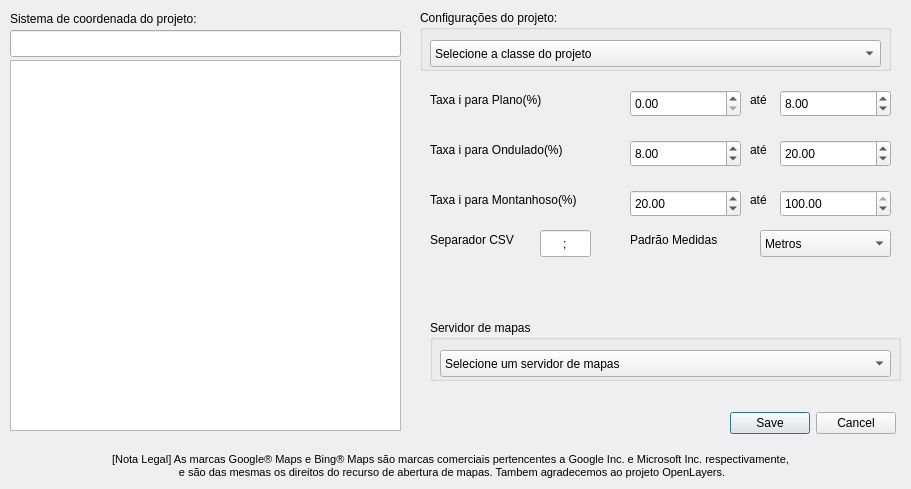
Qt form app/view/ui/Topo_dialog_conf.ui (matheusfillipe/Topografia) before a commit.
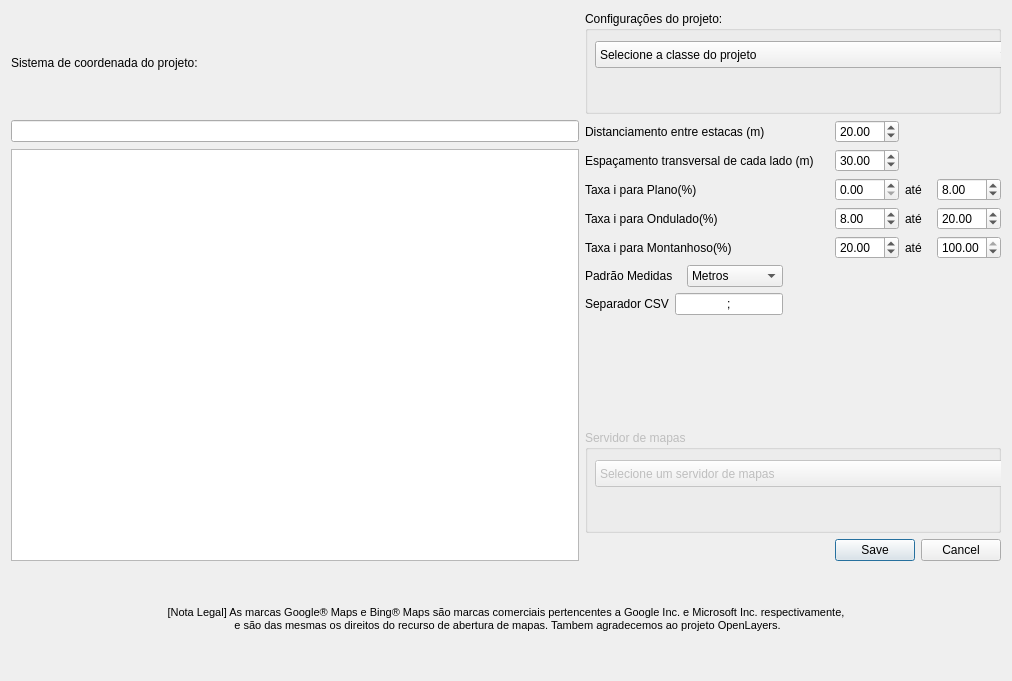
The same form after that commit.

```diff
--- a/app/view/ui/Topo_dialog_conf.ui
+++ b/app/view/ui/Topo_dialog_conf.ui
@@ -9,8 +9,8 @@
    <rect>
     <x>0</x>
     <y>0</y>
-    <width>911</width>
-    <height>489</height>
+    <width>1012</width>
+    <height>681</height>
    </rect>
   </property>
   <property name="sizePolicy">
@@ -19,6 +19,12 @@
     <verstretch>0</verstretch>
    </sizepolicy>
   </property>
+  <property name="minimumSize">
+   <size>
+    <width>820</width>
+    <height>680</height>
+   </size>
+  </property>
   <property name="windowTitle">
    <string>Topo</string>
   </property>
@@ -28,447 +34,455 @@
   <property name="sizeGripEnabled">
    <bool>false</bool>
   </property>
-  <widget class="QDialogButtonBox" name="button_box">
-   <property name="enabled">
-    <bool>true</bool>
-   </property>
-   <property name="geometry">
-    <rect>
-     <x>720</x>
-     <y>410</y>
-     <width>176</width>
-     <height>27</height>
-    </rect>
-   </property>
-   <property name="orientation">
-    <enum>Qt::Horizontal</enum>
-   </property>
-   <property name="standardButtons">
-    <set>QDialogButtonBox::Cancel|QDialogButtonBox::Save</set>
-   </property>
-  </widget>
-  <widget class="QLabel" name="label">
-   <property name="geometry">
-    <rect>
-     <x>10</x>
-     <y>10</y>
-     <width>251</width>
-     <height>17</height>
-    </rect>
-   </property>
-   <property name="text">
-    <string>Sistema de coordenada do projeto:</string>
-   </property>
-  </widget>
-  <widget class="QLineEdit" name="txtCRS">
-   <property name="geometry">
-    <rect>
-     <x>10</x>
-     <y>30</y>
-     <width>391</width>
-     <height>27</height>
-    </rect>
-   </property>
-  </widget>
-  <widget class="QTableWidget" name="tableCRS">
-   <property name="geometry">
-    <rect>
-     <x>10</x>
-     <y>60</y>
-     <width>391</width>
-     <height>371</height>
-    </rect>
-   </property>
-   <property name="editTriggers">
-    <set>QAbstractItemView::NoEditTriggers</set>
-   </property>
-   <property name="sortingEnabled">
-    <bool>true</bool>
-   </property>
-  </widget>
-  <widget class="QDoubleSpinBox" name="planoMin">
-   <property name="geometry">
-    <rect>
-     <x>630</x>
-     <y>90</y>
-     <width>111</width>
-     <height>27</height>
-    </rect>
-   </property>
-  </widget>
-  <widget class="QDoubleSpinBox" name="planoMax">
-   <property name="geometry">
-    <rect>
-     <x>780</x>
-     <y>90</y>
-     <width>111</width>
-     <height>27</height>
-    </rect>
-   </property>
-   <property name="value">
-    <double>8.000000000000000</double>
-   </property>
-  </widget>
-  <widget class="QDoubleSpinBox" name="onduladoMin">
-   <property name="geometry">
-    <rect>
-     <x>630</x>
-     <y>140</y>
-     <width>111</width>
-     <height>27</height>
-    </rect>
-   </property>
-   <property name="value">
-    <double>8.000000000000000</double>
-   </property>
-  </widget>
-  <widget class="QDoubleSpinBox" name="onduladoMax">
-   <property name="geometry">
-    <rect>
-     <x>780</x>
-     <y>140</y>
-     <width>111</width>
-     <height>27</height>
-    </rect>
-   </property>
-   <property name="value">
-    <double>20.000000000000000</double>
-   </property>
-  </widget>
-  <widget class="QDoubleSpinBox" name="montanhosoMin">
-   <property name="geometry">
-    <rect>
-     <x>630</x>
-     <y>190</y>
-     <width>111</width>
-     <height>27</height>
-    </rect>
-   </property>
-   <property name="value">
-    <double>20.000000000000000</double>
-   </property>
-  </widget>
-  <widget class="QDoubleSpinBox" name="montanhosoMax">
-   <property name="geometry">
-    <rect>
-     <x>780</x>
-     <y>190</y>
-     <width>111</width>
-     <height>27</height>
-    </rect>
-   </property>
-   <property name="maximum">
-    <double>100.000000000000000</double>
-   </property>
-   <property name="value">
-    <double>100.000000000000000</double>
-   </property>
-  </widget>
-  <widget class="QLabel" name="label_2">
-   <property name="geometry">
-    <rect>
-     <x>430</x>
-     <y>90</y>
-     <width>151</width>
-     <height>20</height>
-    </rect>
-   </property>
-   <property name="text">
-    <string>Taxa i para Plano(%)</string>
-   </property>
-  </widget>
-  <widget class="QLabel" name="label_3">
-   <property name="geometry">
-    <rect>
-     <x>430</x>
-     <y>140</y>
-     <width>171</width>
-     <height>20</height>
-    </rect>
-   </property>
-   <property name="text">
-    <string>Taxa i para Ondulado(%)</string>
-   </property>
-  </widget>
-  <widget class="QLabel" name="label_4">
-   <property name="geometry">
-    <rect>
-     <x>430</x>
-     <y>190</y>
-     <width>191</width>
-     <height>20</height>
-    </rect>
-   </property>
-   <property name="text">
-    <string>Taxa i para Montanhoso(%)</string>
-   </property>
-  </widget>
-  <widget class="QLabel" name="label_5">
-   <property name="geometry">
-    <rect>
-     <x>750</x>
-     <y>90</y>
-     <width>21</width>
-     <height>20</height>
-    </rect>
-   </property>
-   <property name="text">
-    <string>até</string>
-   </property>
-  </widget>
-  <widget class="QLabel" name="label_6">
-   <property name="geometry">
-    <rect>
-     <x>750</x>
-     <y>140</y>
-     <width>21</width>
-     <height>20</height>
-    </rect>
-   </property>
-   <property name="text">
-    <string>até</string>
-   </property>
-  </widget>
-  <widget class="QLabel" name="label_7">
-   <property name="geometry">
-    <rect>
-     <x>750</x>
-     <y>190</y>
-     <width>21</width>
-     <height>20</height>
-    </rect>
-   </property>
-   <property name="text">
-    <string>até</string>
-   </property>
-  </widget>
-  <widget class="QGroupBox" name="groupBox">
-   <property name="geometry">
-    <rect>
-     <x>420</x>
-     <y>10</y>
-     <width>471</width>
-     <height>61</height>
-    </rect>
-   </property>
-   <property name="title">
-    <string>Configurações do projeto:</string>
-   </property>
-   <widget class="QComboBox" name="comboClasse">
-    <property name="geometry">
-     <rect>
-      <x>10</x>
-      <y>30</y>
-      <width>451</width>
-      <height>27</height>
-     </rect>
-    </property>
-    <property name="acceptDrops">
-     <bool>false</bool>
-    </property>
-    <property name="editable">
-     <bool>false</bool>
-    </property>
-    <item>
-     <property name="text">
-      <string>Selecione a classe do projeto</string>
+  <layout class="QGridLayout" name="gridLayout">
+   <item row="10" column="3" colspan="3">
+    <widget class="QDialogButtonBox" name="button_box">
+     <property name="enabled">
+      <bool>true</bool>
      </property>
-    </item>
-    <item>
-     <property name="text">
-      <string>0 - Via Expressa, controle total de acesso</string>
+     <property name="orientation">
+      <enum>Qt::Horizontal</enum>
      </property>
-    </item>
-    <item>
-     <property name="text">
-      <string>1(A) - Pista dupla, controle parcial de acesso</string>
+     <property name="standardButtons">
+      <set>QDialogButtonBox::Cancel|QDialogButtonBox::Save</set>
      </property>
-    </item>
-    <item>
-     <property name="text">
-      <string>1 (B) - Pista simples, controle parcial de acesso</string>
+    </widget>
+   </item>
+   <item row="2" column="3">
+    <widget class="QDoubleSpinBox" name="transversal">
+     <property name="maximum">
+      <double>999.990000000000009</double>
      </property>
-    </item>
-    <item>
-     <property name="text">
-      <string>2 - Pista simples</string>
+     <property name="value">
+      <double>30.000000000000000</double>
      </property>
-    </item>
-    <item>
-     <property name="text">
-      <string>3 - Pista simples</string>
+    </widget>
+   </item>
+   <item row="5" column="5">
+    <widget class="QDoubleSpinBox" name="montanhosoMax">
+     <property name="maximum">
+      <double>100.000000000000000</double>
      </property>
-    </item>
-    <item>
-     <property name="text">
-      <string>4 (A) - Pista simples</string>
+     <property name="value">
+      <double>100.000000000000000</double>
      </property>
-    </item>
-    <item>
-     <property name="text">
-      <string>4 (B) - Pista simples</string>
+    </widget>
+   </item>
+   <item row="3" column="5">
+    <widget class="QDoubleSpinBox" name="planoMax">
+     <property name="value">
+      <double>8.000000000000000</double>
      </property>
-    </item>
-   </widget>
-  </widget>
-  <widget class="QGroupBox" name="groupBox_2">
-   <property name="geometry">
-    <rect>
-     <x>430</x>
-     <y>320</y>
-     <width>471</width>
-     <height>61</height>
-    </rect>
-   </property>
-   <property name="title">
-    <string>Servidor de mapas</string>
-   </property>
-   <widget class="QComboBox" name="comboMap">
-    <property name="geometry">
-     <rect>
-      <x>10</x>
-      <y>30</y>
-      <width>451</width>
-      <height>27</height>
-     </rect>
-    </property>
-    <property name="acceptDrops">
-     <bool>false</bool>
-    </property>
-    <property name="editable">
-     <bool>false</bool>
-    </property>
-    <item>
-     <property name="text">
-      <string>Selecione um servidor de mapas</string>
+    </widget>
+   </item>
+   <item row="11" column="0" colspan="6">
+    <widget class="QLabel" name="label_8">
+     <property name="font">
+      <font>
+       <pointsize>8</pointsize>
+      </font>
      </property>
-    </item>
-    <item>
      <property name="text">
-      <string>Google® Maps Satelite</string>
-     </property>
-    </item>
-    <item>
-     <property name="text">
-      <string>Google® Maps Street</string>
-     </property>
-    </item>
-    <item>
-     <property name="text">
-      <string>Bing® Maps Satelite</string>
-     </property>
-    </item>
-    <item>
-     <property name="text">
-      <string>Bing® Maps Street</string>
-     </property>
-    </item>
-   </widget>
-  </widget>
-  <widget class="QLabel" name="label_8">
-   <property name="geometry">
-    <rect>
-     <x>10</x>
-     <y>450</y>
-     <width>881</width>
-     <height>31</height>
-    </rect>
-   </property>
-   <property name="font">
-    <font>
-     <pointsize>8</pointsize>
-    </font>
-   </property>
-   <property name="text">
-    <string>[Nota Legal] As marcas Google® Maps e Bing® Maps são marcas comerciais pertencentes a Google Inc. e Microsoft Inc. respectivamente,
+      <string>[Nota Legal] As marcas Google® Maps e Bing® Maps são marcas comerciais pertencentes a Google Inc. e Microsoft Inc. respectivamente,
  e são das mesmas os direitos do recurso de abertura de mapas. Tambem agradecemos ao projeto OpenLayers.</string>
-   </property>
-   <property name="alignment">
-    <set>Qt::AlignCenter</set>
-   </property>
-   <property name="margin">
-    <number>0</number>
-   </property>
-   <property name="indent">
-    <number>-1</number>
-   </property>
-  </widget>
-  <widget class="QLineEdit" name="txtCSV">
-   <property name="geometry">
-    <rect>
-     <x>540</x>
-     <y>230</y>
-     <width>51</width>
-     <height>27</height>
-    </rect>
-   </property>
-   <property name="text">
-    <string>;</string>
-   </property>
-   <property name="maxLength">
-    <number>1</number>
-   </property>
-   <property name="alignment">
-    <set>Qt::AlignCenter</set>
-   </property>
-  </widget>
-  <widget class="QLabel" name="label_9">
-   <property name="geometry">
-    <rect>
-     <x>430</x>
-     <y>230</y>
-     <width>111</width>
-     <height>20</height>
-    </rect>
-   </property>
-   <property name="text">
-    <string>Separador CSV</string>
-   </property>
-  </widget>
-  <widget class="QLabel" name="label_10">
-   <property name="geometry">
-    <rect>
-     <x>630</x>
-     <y>230</y>
-     <width>111</width>
-     <height>20</height>
-    </rect>
-   </property>
-   <property name="text">
-    <string>Padrão Medidas</string>
-   </property>
-  </widget>
-  <widget class="QComboBox" name="comboUnits">
-   <property name="geometry">
-    <rect>
-     <x>760</x>
-     <y>230</y>
-     <width>131</width>
-     <height>27</height>
-    </rect>
-   </property>
-   <property name="acceptDrops">
-    <bool>false</bool>
-   </property>
-   <property name="editable">
-    <bool>false</bool>
-   </property>
-   <item>
-    <property name="text">
-     <string>Metros</string>
-    </property>
+     </property>
+     <property name="alignment">
+      <set>Qt::AlignCenter</set>
+     </property>
+     <property name="margin">
+      <number>0</number>
+     </property>
+     <property name="indent">
+      <number>-1</number>
+     </property>
+    </widget>
    </item>
-   <item>
-    <property name="text">
-     <string>Kilometros</string>
-    </property>
+   <item row="2" column="1">
+    <widget class="QLabel" name="label_12">
+     <property name="sizePolicy">
+      <sizepolicy hsizetype="Minimum" vsizetype="Preferred">
+       <horstretch>0</horstretch>
+       <verstretch>0</verstretch>
+      </sizepolicy>
+     </property>
+     <property name="text">
+      <string>Espaçamento transversal de cada lado (m)</string>
+     </property>
+    </widget>
    </item>
-   <item>
-    <property name="text">
-     <string>Milimetros</string>
-    </property>
+   <item row="0" column="0">
+    <widget class="QLabel" name="label">
+     <property name="sizePolicy">
+      <sizepolicy hsizetype="Expanding" vsizetype="Preferred">
+       <horstretch>0</horstretch>
+       <verstretch>0</verstretch>
+      </sizepolicy>
+     </property>
+     <property name="text">
+      <string>Sistema de coordenada do projeto:</string>
+     </property>
+    </widget>
    </item>
-  </widget>
+   <item row="1" column="0">
+    <widget class="QLineEdit" name="txtCRS"/>
+   </item>
+   <item row="4" column="5">
+    <widget class="QDoubleSpinBox" name="onduladoMax">
+     <property name="value">
+      <double>20.000000000000000</double>
+     </property>
+    </widget>
+   </item>
+   <item row="4" column="1" colspan="2">
+    <widget class="QLabel" name="label_3">
+     <property name="sizePolicy">
+      <sizepolicy hsizetype="Minimum" vsizetype="Preferred">
+       <horstretch>0</horstretch>
+       <verstretch>0</verstretch>
+      </sizepolicy>
+     </property>
+     <property name="text">
+      <string>Taxa i para Ondulado(%)</string>
+     </property>
+    </widget>
+   </item>
+   <item row="7" column="1">
+    <layout class="QHBoxLayout" name="horizontalLayout_2">
+     <item>
+      <widget class="QLabel" name="label_9">
+       <property name="sizePolicy">
+        <sizepolicy hsizetype="Minimum" vsizetype="Preferred">
+         <horstretch>0</horstretch>
+         <verstretch>0</verstretch>
+        </sizepolicy>
+       </property>
+       <property name="text">
+        <string>Separador CSV</string>
+       </property>
+      </widget>
+     </item>
+     <item>
+      <widget class="QLineEdit" name="txtCSV">
+       <property name="sizePolicy">
+        <sizepolicy hsizetype="Minimum" vsizetype="Fixed">
+         <horstretch>0</horstretch>
+         <verstretch>0</verstretch>
+        </sizepolicy>
+       </property>
+       <property name="text">
+        <string>;</string>
+       </property>
+       <property name="maxLength">
+        <number>1</number>
+       </property>
+       <property name="alignment">
+        <set>Qt::AlignCenter</set>
+       </property>
+      </widget>
+     </item>
+     <item>
+      <spacer name="horizontalSpacer">
+       <property name="orientation">
+        <enum>Qt::Horizontal</enum>
+       </property>
+       <property name="sizeType">
+        <enum>QSizePolicy::Minimum</enum>
+       </property>
+       <property name="sizeHint" stdset="0">
+        <size>
+         <width>40</width>
+         <height>20</height>
+        </size>
+       </property>
+      </spacer>
+     </item>
+    </layout>
+   </item>
+   <item row="4" column="3">
+    <widget class="QDoubleSpinBox" name="onduladoMin">
+     <property name="value">
+      <double>8.000000000000000</double>
+     </property>
+    </widget>
+   </item>
+   <item row="1" column="3">
+    <widget class="QDoubleSpinBox" name="estacas">
+     <property name="maximum">
+      <double>999.990000000000009</double>
+     </property>
+     <property name="value">
+      <double>20.000000000000000</double>
+     </property>
+    </widget>
+   </item>
+   <item row="5" column="1" colspan="2">
+    <widget class="QLabel" name="label_4">
+     <property name="sizePolicy">
+      <sizepolicy hsizetype="Minimum" vsizetype="Preferred">
+       <horstretch>0</horstretch>
+       <verstretch>0</verstretch>
+      </sizepolicy>
+     </property>
+     <property name="text">
+      <string>Taxa i para Montanhoso(%)</string>
+     </property>
+    </widget>
+   </item>
+   <item row="6" column="1">
+    <layout class="QHBoxLayout" name="horizontalLayout">
+     <item>
+      <widget class="QLabel" name="label_10">
+       <property name="text">
+        <string>Padrão Medidas</string>
+       </property>
+      </widget>
+     </item>
+     <item>
+      <widget class="QComboBox" name="comboUnits">
+       <property name="acceptDrops">
+        <bool>false</bool>
+       </property>
+       <property name="editable">
+        <bool>false</bool>
+       </property>
+       <item>
+        <property name="text">
+         <string>Metros</string>
+        </property>
+       </item>
+       <item>
+        <property name="text">
+         <string>Kilometros</string>
+        </property>
+       </item>
+       <item>
+        <property name="text">
+         <string>Milimetros</string>
+        </property>
+       </item>
+      </widget>
+     </item>
+     <item>
+      <spacer name="horizontalSpacer_2">
+       <property name="sizePolicy">
+        <sizepolicy hsizetype="Minimum" vsizetype="Minimum">
+         <horstretch>0</horstretch>
+         <verstretch>0</verstretch>
+        </sizepolicy>
+       </property>
+       <property name="orientation">
+        <enum>Qt::Horizontal</enum>
+       </property>
+       <property name="sizeType">
+        <enum>QSizePolicy::Minimum</enum>
+       </property>
+       <property name="sizeHint" stdset="0">
+        <size>
+         <width>40</width>
+         <height>20</height>
+        </size>
+       </property>
+      </spacer>
+     </item>
+    </layout>
+   </item>
+   <item row="4" column="4">
+    <widget class="QLabel" name="label_6">
+     <property name="text">
+      <string>até</string>
+     </property>
+    </widget>
+   </item>
+   <item row="3" column="4">
+    <widget class="QLabel" name="label_5">
+     <property name="text">
+      <string>até</string>
+     </property>
+    </widget>
+   </item>
+   <item row="1" column="1">
+    <widget class="QLabel" name="label_11">
+     <property name="sizePolicy">
+      <sizepolicy hsizetype="Minimum" vsizetype="Preferred">
+       <horstretch>0</horstretch>
+       <verstretch>0</verstretch>
+      </sizepolicy>
+     </property>
+     <property name="text">
+      <string>Distanciamento entre estacas (m)</string>
+     </property>
+    </widget>
+   </item>
+   <item row="2" column="0" rowspan="9">
+    <widget class="QTableWidget" name="tableCRS">
+     <property name="sizePolicy">
+      <sizepolicy hsizetype="Expanding" vsizetype="Expanding">
+       <horstretch>0</horstretch>
+       <verstretch>0</verstretch>
+      </sizepolicy>
+     </property>
+     <property name="editTriggers">
+      <set>QAbstractItemView::NoEditTriggers</set>
+     </property>
+     <property name="sortingEnabled">
+      <bool>true</bool>
+     </property>
+     <property name="rowCount">
+      <number>0</number>
+     </property>
+    </widget>
+   </item>
+   <item row="3" column="1" colspan="2">
+    <widget class="QLabel" name="label_2">
+     <property name="enabled">
+      <bool>true</bool>
+     </property>
+     <property name="sizePolicy">
+      <sizepolicy hsizetype="Minimum" vsizetype="Preferred">
+       <horstretch>0</horstretch>
+       <verstretch>0</verstretch>
+      </sizepolicy>
+     </property>
+     <property name="text">
+      <string>Taxa i para Plano(%)</string>
+     </property>
+    </widget>
+   </item>
+   <item row="5" column="4">
+    <widget class="QLabel" name="label_7">
+     <property name="text">
+      <string>até</string>
+     </property>
+    </widget>
+   </item>
+   <item row="9" column="1" colspan="5">
+    <widget class="QGroupBox" name="groupBox_2">
+     <property name="enabled">
+      <bool>false</bool>
+     </property>
+     <property name="title">
+      <string>Servidor de mapas</string>
+     </property>
+     <widget class="QComboBox" name="comboMap">
+      <property name="enabled">
+       <bool>false</bool>
+      </property>
+      <property name="geometry">
+       <rect>
+        <x>10</x>
+        <y>30</y>
+        <width>451</width>
+        <height>27</height>
+       </rect>
+      </property>
+      <property name="acceptDrops">
+       <bool>false</bool>
+      </property>
+      <property name="editable">
+       <bool>false</bool>
+      </property>
+      <item>
+       <property name="text">
+        <string>Selecione um servidor de mapas</string>
+       </property>
+      </item>
+      <item>
+       <property name="text">
+        <string>Google® Maps Satelite</string>
+       </property>
+      </item>
+      <item>
+       <property name="text">
+        <string>Google® Maps Street</string>
+       </property>
+      </item>
+      <item>
+       <property name="text">
+        <string>Bing® Maps Satelite</string>
+       </property>
+      </item>
+      <item>
+       <property name="text">
+        <string>Bing® Maps Street</string>
+       </property>
+      </item>
+     </widget>
+    </widget>
+   </item>
+   <item row="3" column="3">
+    <widget class="QDoubleSpinBox" name="planoMin"/>
+   </item>
+   <item row="0" column="1" colspan="5">
+    <widget class="QGroupBox" name="groupBox">
+     <property name="title">
+      <string>Configurações do projeto:</string>
+     </property>
+     <widget class="QComboBox" name="comboClasse">
+      <property name="geometry">
+       <rect>
+        <x>10</x>
+        <y>30</y>
+        <width>421</width>
+        <height>27</height>
+       </rect>
+      </property>
+      <property name="acceptDrops">
+       <bool>false</bool>
+      </property>
+      <property name="editable">
+       <bool>false</bool>
+      </property>
+      <item>
+       <property name="text">
+        <string>Selecione a classe do projeto</string>
+       </property>
+      </item>
+      <item>
+       <property name="text">
+        <string>0 - Via Expressa, controle total de acesso</string>
+       </property>
+      </item>
+      <item>
+       <property name="text">
+        <string>1(A) - Pista dupla, controle parcial de acesso</string>
+       </property>
+      </item>
+      <item>
+       <property name="text">
+        <string>1 (B) - Pista simples, controle parcial de acesso</string>
+       </property>
+      </item>
+      <item>
+       <property name="text">
+        <string>2 - Pista simples</string>
+       </property>
+      </item>
+      <item>
+       <property name="text">
+        <string>3 - Pista simples</string>
+       </property>
+      </item>
+      <item>
+       <property name="text">
+        <string>4 (A) - Pista simples</string>
+       </property>
+      </item>
+      <item>
+       <property name="text">
+        <string>4 (B) - Pista simples</string>
+       </property>
+      </item>
+     </widget>
+    </widget>
+   </item>
+   <item row="5" column="3">
+    <widget class="QDoubleSpinBox" name="montanhosoMin">
+     <property name="value">
+      <double>20.000000000000000</double>
+     </property>
+    </widget>
+   </item>
+  </layout>
   <action name="actionOpenFolderAction">
    <property name="text">
     <string>openFolderAction</string>
```
Left out of the diff: 12 changed lines with no effect on the pictures.
